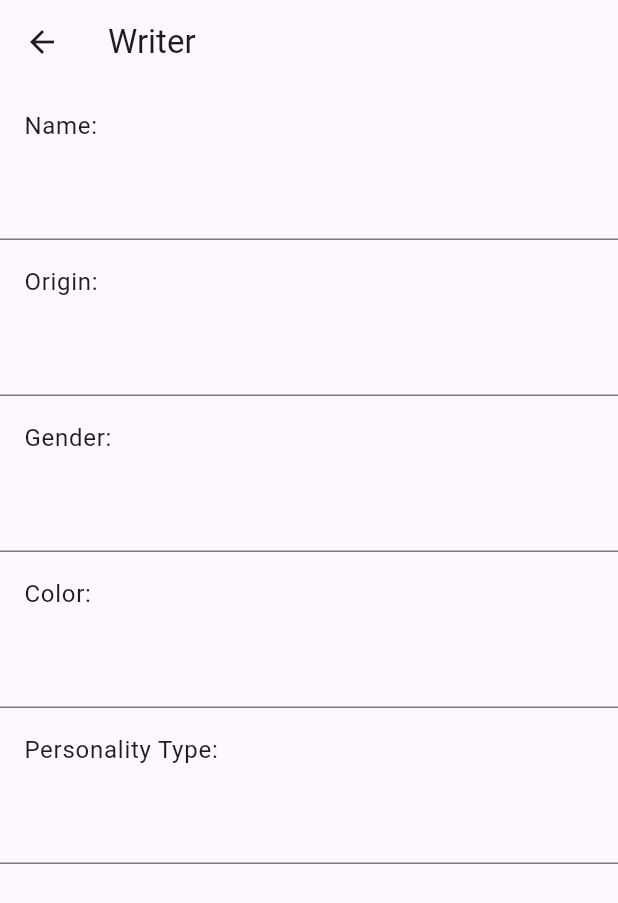
After one commit to benboi8/plushie_app, a Flutter app: the screen it shows after launch, after a tap on the "add" icon, on a phone screen of 412 x 824 dp. The commit adds this screen. Shown: the top 903 px of the screen. Run offline on Flutter 3.47's test engine with Material 3 defaults, Android fonts, the phone set to English and light mode, and no system bars; missing offline and left inert: nfc_manager.

Commit message:
Added Writer

```diff
--- a/lib/main.dart
+++ b/lib/main.dart
@@ -1,5 +1,6 @@
 import 'package:flutter/material.dart';
 import 'package:plushie_app/nfc_reader.dart';
+import 'package:plushie_app/nfc_writer.dart';
 
 void main() {
   runApp(const MyApp());
@@ -32,13 +33,19 @@ class _HomePageState extends State<HomePage> {
   Widget build(BuildContext context) {
 
     return Scaffold(
-      appBar: AppBar(),
+      appBar: AppBar(
+        title: Text("Home Page"),
+      ),
       body: NfcReader(),
       floatingActionButton: FloatingActionButton(
-          onPressed: () {
-            //  Make a new record to write to NFC tag
-            //  navigate to new page to fill in details then confirm and write to tag
-          }
+        child: Icon(
+          Icons.add
+        ),
+        onPressed: () {
+          Navigator.of(context).push(
+            MaterialPageRoute(builder: (context) => const NfcWriter()),
+          );
+        }
       ),
     );
   }
--- a/lib/nfc_reader.dart
+++ b/lib/nfc_reader.dart
@@ -44,6 +44,7 @@ class _NfcReaderState extends State<NfcReader> {
 
         for (NdefRecord record in ndef.cachedMessage!.records) {
           payloads.add(utf8.decode(record.payload));
+          // todo: process data
         }
 
         setState(() {
@@ -61,11 +62,8 @@ class _NfcReaderState extends State<NfcReader> {
 
   @override
   Widget build(BuildContext context) {
-    return Scaffold(
-      appBar: AppBar(),
-      body: Center(
+    return Center(
         child: Text(message),
-      ),
     );
   }
 }
--- /dev/null
+++ b/lib/nfc_writer.dart
@@ -0,0 +1,92 @@
+import 'package:flutter/material.dart';
+import 'package:nfc_manager/nfc_manager.dart';
+import 'tag_record.dart';
+
+class NfcWriter extends StatefulWidget {
+  const NfcWriter({super.key});
+
+  @override
+  State<NfcWriter> createState() => _NfcWriterState();
+}
+
+class _NfcWriterState extends State<NfcWriter> {
+  @override
+  void dispose() {
+    NfcManager.instance.stopSession();
+    super.dispose();
+  }
+
+  TagRecord tagRecord = TagRecord();
+
+  @override
+  Widget build(BuildContext context) {
+    return Scaffold(
+      appBar: AppBar(
+        title: Text("Writer"),
+      ),
+      body: ListView(
+        children: [
+          // Name
+          ListTile(
+            title: Text("Name:"),
+          ),
+          TextFormField(
+            onSaved: (newValue) {
+              setState(() {
+                tagRecord.name = newValue!;
+              });
+            },
+          ),
+
+          // Origin
+          ListTile(
+            title: Text("Origin:"),
+          ),
+          TextFormField(
+            onSaved: (newValue) {
+              setState(() {
+                tagRecord.origin = newValue!;
+              });
+            },
+          ),
+
+          // Gender
+          ListTile(
+            title: Text("Gender:"),
+          ),
+          TextFormField(
+            onSaved: (newValue) {
+              setState(() {
+                tagRecord.gender = newValue!;
+              });
+            },
+          ),
+
+          // Color
+          ListTile(
+            title: Text("Color:"),
+          ),
+          TextFormField(
+            onSaved: (newValue) {
+              setState(() {
+                tagRecord.color = newValue!;
+              });
+            },
+          ),
+
+          // Personality Type
+          ListTile(
+            title: Text("Personality Type:"),
+          ),
+          TextFormField(
+            onSaved: (newValue) {
+              setState(() {
+                tagRecord.personalityType = newValue!;
+              });
+            },
+          )
+        ],
+      )
+    );
+  }
+}
--- /dev/null
+++ b/lib/tag_record.dart
@@ -0,0 +1,7 @@
+class TagRecord {
+  late String name;
+  late String origin;
+  late String gender;
+  late String color;
+  late String personalityType;
+}
```
